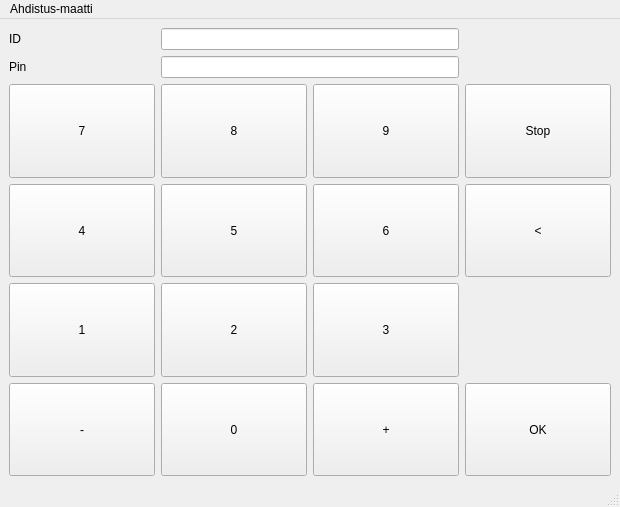
This is bankautomat/mainwindow.ui in tvt21kmo-bank-project/group_3 as Qt 5 draws it before an edit. The edited form follows.
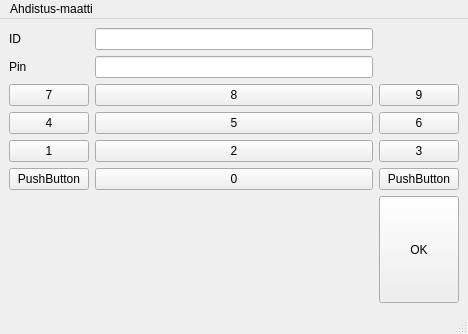
This is the edited form.

What changed in the file:
```diff
--- a/bankautomat/mainwindow.ui
+++ b/bankautomat/mainwindow.ui
@@ -6,8 +6,8 @@
    <rect>
     <x>0</x>
     <y>0</y>
-    <width>620</width>
-    <height>507</height>
+    <width>468</width>
+    <height>334</height>
    </rect>
   </property>
   <property name="sizePolicy">
@@ -26,14 +26,8 @@
   </property>
   <widget class="QWidget" name="centralwidget">
    <layout class="QGridLayout" name="gridLayout">
-    <item row="2" column="0">
+    <item row="3" column="0">
      <widget class="QPushButton" name="btn7">
-      <property name="sizePolicy">
-       <sizepolicy hsizetype="Preferred" vsizetype="Preferred">
-        <horstretch>0</horstretch>
-        <verstretch>0</verstretch>
-       </sizepolicy>
-      </property>
       <property name="styleSheet">
        <string notr="true">QPushButton {
 
@@ -64,280 +58,8 @@
       </property>
      </widget>
     </item>
-    <item row="3" column="1">
-     <widget class="QPushButton" name="btn5">
-      <property name="sizePolicy">
-       <sizepolicy hsizetype="Preferred" vsizetype="Preferred">
-        <horstretch>0</horstretch>
-        <verstretch>0</verstretch>
-       </sizepolicy>
-      </property>
-      <property name="styleSheet">
-       <string notr="true">QPushButton {
-
-  background-color:  #C0C0C0;
-    border-style: outset;
-    border-width: 2px;
-    border-radius: 10px;
-    border-color: beige;
-    min-width: 10em;
-    padding: 6px;
-	color: black;
-}♣
-
-QPushButton:pressed {
-
-  background-color:  #808080;
-    border-style: outset;
-    border-width: 2px;
-    border-radius: 10px;
-    border-color: beige;
-    min-width: 10em;
-    padding: 6px;
-	color: black;
-}♣</string>
-      </property>
-      <property name="text">
-       <string>5</string>
-      </property>
-     </widget>
-    </item>
-    <item row="2" column="3">
-     <widget class="QPushButton" name="btnStop">
-      <property name="sizePolicy">
-       <sizepolicy hsizetype="Preferred" vsizetype="Preferred">
-        <horstretch>0</horstretch>
-        <verstretch>0</verstretch>
-       </sizepolicy>
-      </property>
-      <property name="styleSheet">
-       <string notr="true">QPushButton {
-
-  background-color:  #FF0000;
-    border-style: outset;
-    border-width: 2px;
-    border-radius: 10px;
-    border-color: beige;
-    min-width: 10em;
-    padding: 6px;
-	color: black;
-}♣
-
-QPushButton:pressed {
-
-  background-color:  #800000;
-    border-style: outset;
-    border-width: 2px;
-    border-radius: 10px;
-    border-color: beige;
-    min-width: 10em;
-    padding: 6px;
-	color: black;
-}♣</string>
-      </property>
-      <property name="text">
-       <string>Stop</string>
-      </property>
-     </widget>
-    </item>
-    <item row="6" column="1">
-     <widget class="QPushButton" name="btn0">
-      <property name="sizePolicy">
-       <sizepolicy hsizetype="Preferred" vsizetype="Preferred">
-        <horstretch>0</horstretch>
-        <verstretch>0</verstretch>
-       </sizepolicy>
-      </property>
-      <property name="styleSheet">
-       <string notr="true">QPushButton {
-
-  background-color:  #C0C0C0;
-    border-style: outset;
-    border-width: 2px;
-    border-radius: 10px;
-    border-color: beige;
-    min-width: 10em;
-    padding: 6px;
-	color: black;
-}♣
-
-QPushButton:pressed {
-
-  background-color:  #808080;
-    border-style: outset;
-    border-width: 2px;
-    border-radius: 10px;
-    border-color: beige;
-    min-width: 10em;
-    padding: 6px;
-	color: black;
-}♣</string>
-      </property>
-      <property name="text">
-       <string>0</string>
-      </property>
-     </widget>
-    </item>
-    <item row="6" column="3">
-     <widget class="QPushButton" name="btnOK">
-      <property name="sizePolicy">
-       <sizepolicy hsizetype="Preferred" vsizetype="Preferred">
-        <horstretch>0</horstretch>
-        <verstretch>0</verstretch>
-       </sizepolicy>
-      </property>
-      <property name="styleSheet">
-       <string notr="true">QPushButton {
-
-  background-color:  #00FF00;
-    border-style: outset;
-    border-width: 2px;
-    border-radius: 10px;
-    border-color: beige;
-    min-width: 10em;
-    padding: 6px;
-	color: black;
-}♣
-
-QPushButton:pressed {
-
-  background-color:  #008000;
-    border-style: outset;
-    border-width: 2px;
-    border-radius: 10px;
-    border-color: beige;
-    min-width: 10em;
-    padding: 6px;
-	color: black;
-}♣</string>
-      </property>
-      <property name="text">
-       <string>OK</string>
-      </property>
-     </widget>
-    </item>
-    <item row="5" column="0">
-     <widget class="QPushButton" name="btn1">
-      <property name="sizePolicy">
-       <sizepolicy hsizetype="Preferred" vsizetype="Preferred">
-        <horstretch>0</horstretch>
-        <verstretch>0</verstretch>
-       </sizepolicy>
-      </property>
-      <property name="styleSheet">
-       <string notr="true">QPushButton {
-
-  background-color:  #C0C0C0;
-    border-style: outset;
-    border-width: 2px;
-    border-radius: 10px;
-    border-color: beige;
-    min-width: 10em;
-    padding: 6px;
-	color: black;
-}♣
-
-QPushButton:pressed {
-
-  background-color:  #808080;
-    border-style: outset;
-    border-width: 2px;
-    border-radius: 10px;
-    border-color: beige;
-    min-width: 10em;
-    padding: 6px;
-	color: black;
-}♣</string>
-      </property>
-      <property name="text">
-       <string>1</string>
-      </property>
-     </widget>
-    </item>
-    <item row="6" column="2">
-     <widget class="QPushButton" name="btnPlus">
-      <property name="sizePolicy">
-       <sizepolicy hsizetype="Preferred" vsizetype="Preferred">
-        <horstretch>0</horstretch>
-        <verstretch>0</verstretch>
-       </sizepolicy>
-      </property>
-      <property name="styleSheet">
-       <string notr="true">QPushButton {
-
-  background-color:  #C0C0C0;
-    border-style: outset;
-    border-width: 2px;
-    border-radius: 10px;
-    border-color: beige;
-    min-width: 10em;
-    padding: 6px;
-	color: black;
-}♣
-
-QPushButton:pressed {
-
-  background-color:  #808080;
-    border-style: outset;
-    border-width: 2px;
-    border-radius: 10px;
-    border-color: beige;
-    min-width: 10em;
-    padding: 6px;
-	color: black;
-}♣</string>
-      </property>
-      <property name="text">
-       <string>+</string>
-      </property>
-     </widget>
-    </item>
-    <item row="2" column="1">
-     <widget class="QPushButton" name="btn8">
-      <property name="sizePolicy">
-       <sizepolicy hsizetype="Preferred" vsizetype="Preferred">
-        <horstretch>0</horstretch>
-        <verstretch>0</verstretch>
-       </sizepolicy>
-      </property>
-      <property name="styleSheet">
-       <string notr="true">QPushButton {
-
-  background-color:  #C0C0C0;
-    border-style: outset;
-    border-width: 2px;
-    border-radius: 10px;
-    border-color: beige;
-    min-width: 10em;
-    padding: 6px;
-	color: black;
-}♣
-
-QPushButton:pressed {
-
-  background-color:  #808080;
-    border-style: outset;
-    border-width: 2px;
-    border-radius: 10px;
-    border-color: beige;
-    min-width: 10em;
-    padding: 6px;
-	color: black;
-}♣</string>
-      </property>
-      <property name="text">
-       <string>8</string>
-      </property>
-     </widget>
-    </item>
-    <item row="2" column="2">
+    <item row="3" column="2">
      <widget class="QPushButton" name="btn9">
-      <property name="sizePolicy">
-       <sizepolicy hsizetype="Preferred" vsizetype="Preferred">
-        <horstretch>0</horstretch>
-        <verstretch>0</verstretch>
-       </sizepolicy>
-      </property>
       <property name="styleSheet">
        <string notr="true">QPushButton {
 
@@ -370,12 +92,6 @@
     </item>
     <item row="5" column="2">
      <widget class="QPushButton" name="btn3">
-      <property name="sizePolicy">
-       <sizepolicy hsizetype="Preferred" vsizetype="Preferred">
-        <horstretch>0</horstretch>
-        <verstretch>0</verstretch>
-       </sizepolicy>
-      </property>
       <property name="styleSheet">
        <string notr="true">QPushButton {
 
@@ -406,14 +122,47 @@
       </property>
      </widget>
     </item>
-    <item row="3" column="0">
+    <item row="2" column="0">
+     <widget class="QLabel" name="label_2">
+      <property name="text">
+       <string>Pin</string>
+      </property>
+     </widget>
+    </item>
+    <item row="4" column="1">
+     <widget class="QPushButton" name="btn5">
+      <property name="styleSheet">
+       <string notr="true">QPushButton {
+
+  background-color:  #C0C0C0;
+    border-style: outset;
+    border-width: 2px;
+    border-radius: 10px;
+    border-color: beige;
+    min-width: 10em;
+    padding: 6px;
+	color: black;
+}♣
+
+QPushButton:pressed {
+
+  background-color: #808080;
+    border-style: outset;
+    border-width: 2px;
+    border-radius: 10px;
+    border-color: beige;
+    min-width: 10em;
+    padding: 6px;
+	color: black;
+}♣</string>
+      </property>
+      <property name="text">
+       <string>5</string>
+      </property>
+     </widget>
+    </item>
+    <item row="4" column="0">
      <widget class="QPushButton" name="btn4">
-      <property name="sizePolicy">
-       <sizepolicy hsizetype="Preferred" vsizetype="Preferred">
-        <horstretch>0</horstretch>
-        <verstretch>0</verstretch>
-       </sizepolicy>
-      </property>
       <property name="styleSheet">
        <string notr="true">QPushButton {
 
@@ -444,164 +193,6 @@
       </property>
      </widget>
     </item>
-    <item row="5" column="1">
-     <widget class="QPushButton" name="btn2">
-      <property name="sizePolicy">
-       <sizepolicy hsizetype="Preferred" vsizetype="Preferred">
-        <horstretch>0</horstretch>
-        <verstretch>0</verstretch>
-       </sizepolicy>
-      </property>
-      <property name="styleSheet">
-       <string notr="true">QPushButton {
-
-  background-color:  #C0C0C0;
-    border-style: outset;
-    border-width: 2px;
-    border-radius: 10px;
-    border-color: beige;
-    min-width: 10em;
-    padding: 6px;
-	color: black;
-}♣
-
-QPushButton:pressed {
-
-  background-color:  #808080;
-    border-style: outset;
-    border-width: 2px;
-    border-radius: 10px;
-    border-color: beige;
-    min-width: 10em;
-    padding: 6px;
-	color: black;
-}♣</string>
-      </property>
-      <property name="text">
-       <string>2</string>
-      </property>
-     </widget>
-    </item>
-    <item row="3" column="3">
-     <widget class="QPushButton" name="btnRightArrow">
-      <property name="sizePolicy">
-       <sizepolicy hsizetype="Preferred" vsizetype="Preferred">
-        <horstretch>0</horstretch>
-        <verstretch>0</verstretch>
-       </sizepolicy>
-      </property>
-      <property name="styleSheet">
-       <string notr="true">QPushButton {
-
-  background-color:  #C0C0C0;
-    border-style: outset;
-    border-width: 2px;
-    border-radius: 10px;
-    border-color: beige;
-    min-width: 10em;
-    padding: 6px;
-	color: black;
-}♣
-
-QPushButton:pressed {
-
-  background-color:  #808080;
-    border-style: outset;
-    border-width: 2px;
-    border-radius: 10px;
-    border-color: beige;
-    min-width: 10em;
-    padding: 6px;
-	color: black;
-}♣</string>
-      </property>
-      <property name="text">
-       <string>&lt;</string>
-      </property>
-     </widget>
-    </item>
-    <item row="3" column="2">
-     <widget class="QPushButton" name="btn6">
-      <property name="sizePolicy">
-       <sizepolicy hsizetype="Preferred" vsizetype="Preferred">
-        <horstretch>0</horstretch>
-        <verstretch>0</verstretch>
-       </sizepolicy>
-      </property>
-      <property name="styleSheet">
-       <string notr="true">QPushButton {
-
-  background-color:  #C0C0C0;
-    border-style: outset;
-    border-width: 2px;
-    border-radius: 10px;
-    border-color: beige;
-    min-width: 10em;
-    padding: 6px;
-	color: black;
-}♣
-
-QPushButton:pressed {
-
-  background-color:  #808080;
-    border-style: outset;
-    border-width: 2px;
-    border-radius: 10px;
-    border-color: beige;
-    min-width: 10em;
-    padding: 6px;
-	color: black;
-}♣</string>
-      </property>
-      <property name="text">
-       <string>6</string>
-      </property>
-     </widget>
-    </item>
-    <item row="6" column="0">
-     <widget class="QPushButton" name="btnMinus">
-      <property name="sizePolicy">
-       <sizepolicy hsizetype="Preferred" vsizetype="Preferred">
-        <horstretch>0</horstretch>
-        <verstretch>0</verstretch>
-       </sizepolicy>
-      </property>
-      <property name="styleSheet">
-       <string notr="true">QPushButton {
-
-  background-color:  #C0C0C0;
-    border-style: outset;
-    border-width: 2px;
-    border-radius: 10px;
-    border-color: beige;
-    min-width: 10em;
-    padding: 6px;
-	color: black;
-}♣
-
-QPushButton:pressed {
-
-  background-color:  #808080;
-    border-style: outset;
-    border-width: 2px;
-    border-radius: 10px;
-    border-color: beige;
-    min-width: 10em;
-    padding: 6px;
-	color: black;
-}♣</string>
-      </property>
-      <property name="text">
-       <string>-</string>
-      </property>
-     </widget>
-    </item>
-    <item row="0" column="1" colspan="2">
-     <widget class="QLineEdit" name="Display1"/>
-    </item>
-    <item row="1" column="1" colspan="2">
-     <widget class="QLineEdit" name="Display2"/>
-    </item>
     <item row="0" column="0">
      <widget class="QLabel" name="label">
       <property name="text">
@@ -609,10 +200,279 @@
       </property>
      </widget>
     </item>
-    <item row="1" column="0">
-     <widget class="QLabel" name="label_2">
+    <item row="3" column="1">
+     <widget class="QPushButton" name="btn8">
+      <property name="styleSheet">
+       <string notr="true">QPushButton {
+
+  background-color:  #C0C0C0;
+    border-style: outset;
+    border-width: 2px;
+    border-radius: 10px;
+    border-color: beige;
+    min-width: 10em;
+    padding: 6px;
+	color: black;
+}♣
+
+QPushButton:pressed {
+
+  background-color: #808080;
+    border-style: outset;
+    border-width: 2px;
+    border-radius: 10px;
+    border-color: beige;
+    min-width: 10em;
+    padding: 6px;
+	color: black;
+}♣</string>
+      </property>
       <property name="text">
-       <string>Pin</string>
+       <string>8</string>
+      </property>
+     </widget>
+    </item>
+    <item row="4" column="2">
+     <widget class="QPushButton" name="btn6">
+      <property name="styleSheet">
+       <string notr="true">QPushButton {
+
+  background-color:  #C0C0C0;
+    border-style: outset;
+    border-width: 2px;
+    border-radius: 10px;
+    border-color: beige;
+    min-width: 10em;
+    padding: 6px;
+	color: black;
+}♣
+
+QPushButton:pressed {
+
+  background-color: #808080;
+    border-style: outset;
+    border-width: 2px;
+    border-radius: 10px;
+    border-color: beige;
+    min-width: 10em;
+    padding: 6px;
+	color: black;
+}♣</string>
+      </property>
+      <property name="text">
+       <string>6</string>
+      </property>
+     </widget>
+    </item>
+    <item row="7" column="2">
+     <widget class="QPushButton" name="pushButton_12">
+      <property name="styleSheet">
+       <string notr="true">QPushButton {
+
+  background-color:  #C0C0C0;
+    border-style: outset;
+    border-width: 2px;
+    border-radius: 10px;
+    border-color: beige;
+    min-width: 10em;
+    padding: 6px;
+	color: black;
+}♣
+
+QPushButton:pressed {
+
+  background-color: #808080;
+    border-style: outset;
+    border-width: 2px;
+    border-radius: 10px;
+    border-color: beige;
+    min-width: 10em;
+    padding: 6px;
+	color: black;
+}♣</string>
+      </property>
+      <property name="text">
+       <string>PushButton</string>
+      </property>
+     </widget>
+    </item>
+    <item row="5" column="1">
+     <widget class="QPushButton" name="btn2">
+      <property name="styleSheet">
+       <string notr="true">QPushButton {
+
+  background-color:  #C0C0C0;
+    border-style: outset;
+    border-width: 2px;
+    border-radius: 10px;
+    border-color: beige;
+    min-width: 10em;
+    padding: 6px;
+	color: black;
+}♣
+
+QPushButton:pressed {
+
+  background-color: #808080;
+    border-style: outset;
+    border-width: 2px;
+    border-radius: 10px;
+    border-color: beige;
+    min-width: 10em;
+    padding: 6px;
+	color: black;
+}♣</string>
+      </property>
+      <property name="text">
+       <string>2</string>
+      </property>
+     </widget>
+    </item>
+    <item row="7" column="1">
+     <widget class="QPushButton" name="btn0">
+      <property name="styleSheet">
+       <string notr="true">QPushButton {
+
+  background-color:  #C0C0C0;
+    border-style: outset;
+    border-width: 2px;
+    border-radius: 10px;
+    border-color: beige;
+    min-width: 10em;
+    padding: 6px;
+	color: black;
+}♣
+
+QPushButton:pressed {
+
+  background-color: #808080;
+    border-style: outset;
+    border-width: 2px;
+    border-radius: 10px;
+    border-color: beige;
+    min-width: 10em;
+    padding: 6px;
+	color: black;
+}♣</string>
+      </property>
+      <property name="text">
+       <string>0</string>
+      </property>
+     </widget>
+    </item>
+    <item row="5" column="0">
+     <widget class="QPushButton" name="btn1">
+      <property name="styleSheet">
+       <string notr="true">QPushButton {
+
+  background-color:  #C0C0C0;
+    border-style: outset;
+    border-width: 2px;
+    border-radius: 10px;
+    border-color: beige;
+    min-width: 10em;
+    padding: 6px;
+	color: black;
+}♣
+
+QPushButton:pressed {
+
+  background-color: #808080;
+    border-style: outset;
+    border-width: 2px;
+    border-radius: 10px;
+    border-color: beige;
+    min-width: 10em;
+    padding: 6px;
+	color: black;
+}♣</string>
+      </property>
+      <property name="text">
+       <string>1</string>
+      </property>
+     </widget>
+    </item>
+    <item row="7" column="0">
+     <widget class="QPushButton" name="pushButton_10">
+      <property name="styleSheet">
+       <string notr="true">QPushButton {
+
+  background-color:  #C0C0C0;
+    border-style: outset;
+    border-width: 2px;
+    border-radius: 10px;
+    border-color: beige;
+    min-width: 10em;
+    padding: 6px;
+	color: black;
+}♣
+
+QPushButton:pressed {
+
+  background-color: #808080;
+    border-style: outset;
+    border-width: 2px;
+    border-radius: 10px;
+    border-color: beige;
+    min-width: 10em;
+    padding: 6px;
+	color: black;
+}♣</string>
+      </property>
+      <property name="text">
+       <string>PushButton</string>
+      </property>
+     </widget>
+    </item>
+    <item row="8" column="2">
+     <widget class="QPushButton" name="btnOK">
+      <property name="sizePolicy">
+       <sizepolicy hsizetype="Preferred" vsizetype="Preferred">
+        <horstretch>0</horstretch>
+        <verstretch>0</verstretch>
+       </sizepolicy>
+      </property>
+      <property name="styleSheet">
+       <string notr="true">QPushButton {
+
+  background-color:  #00FF00;
+    border-style: outset;
+    border-width: 2px;
+    border-radius: 10px;
+    border-color: beige;
+    min-width: 10em;
+    padding: 6px;
+	color: black;
+}♣
+
+QPushButton:pressed {
+
+  background-color:  #008000;
+    border-style: outset;
+    border-width: 2px;
+    border-radius: 10px;
+    border-color: beige;
+    min-width: 10em;
+    padding: 6px;
+	color: black;
+}♣</string>
+      </property>
+      <property name="text">
+       <string>OK</string>
+      </property>
+     </widget>
+    </item>
+    <item row="0" column="1">
+     <widget class="QLineEdit" name="Display1">
+      <property name="maxLength">
+       <number>4</number>
+      </property>
+     </widget>
+    </item>
+    <item row="2" column="1">
+     <widget class="QLineEdit" name="Display2">
+      <property name="maxLength">
+       <number>4</number>
       </property>
      </widget>
     </item>
@@ -623,7 +483,7 @@
     <rect>
      <x>0</x>
      <y>0</y>
-     <width>620</width>
+     <width>468</width>
      <height>21</height>
     </rect>
    </property>
```
Left out of the diff: 8 changed lines with no effect on the pictures.
